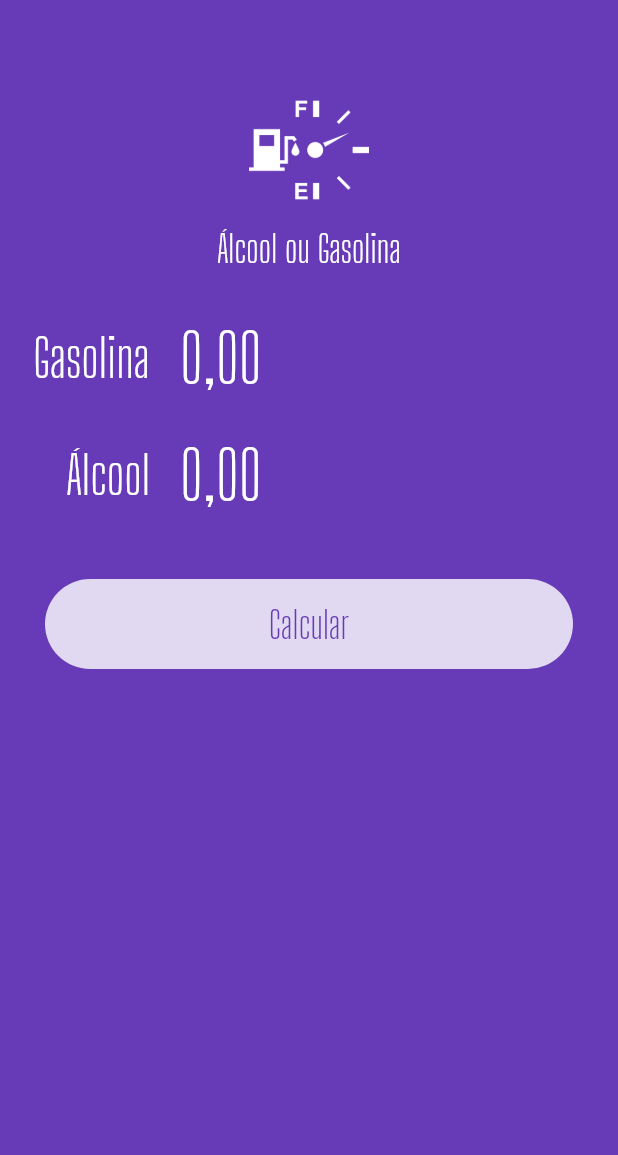
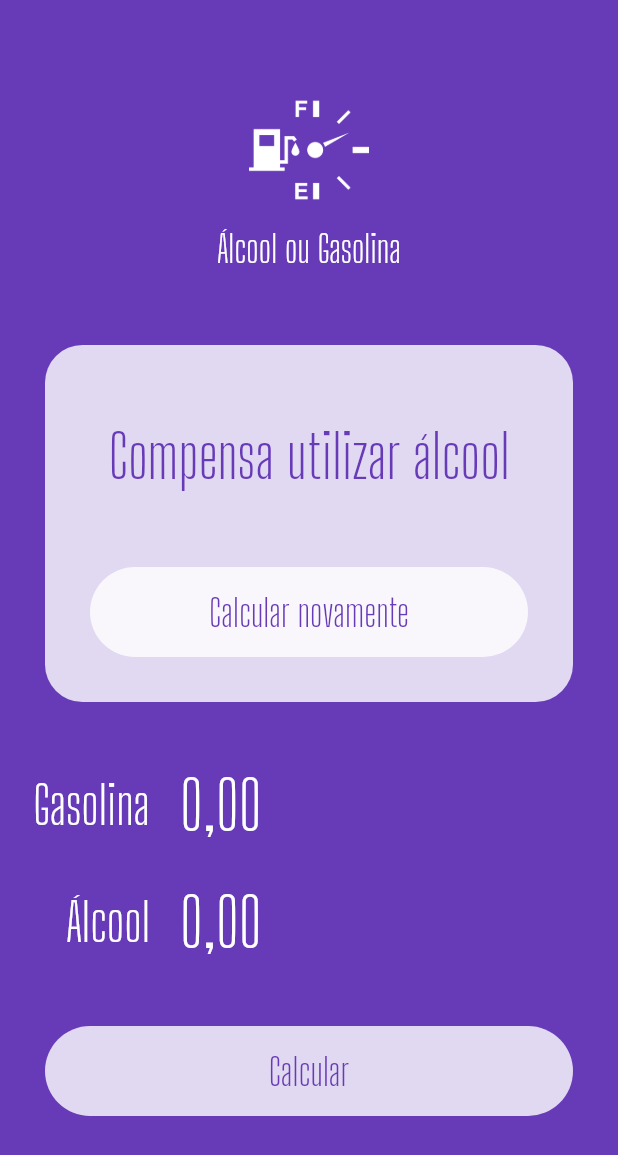
Before and after one commit to HaroldBeyer/Flutter_Alcool_ou_Gasolina, a Flutter app: the screen it shows after launch, on a phone screen of 412 x 824 dp. Shown: the top 1155 px of the screen. Run offline on Flutter 3.47's test engine with Material 2 defaults, Android fonts, the phone set to English and light mode, and no system bars; our stand-ins replace flutter_masked_text.

Commit message:
Exibindo o resultado

```diff
--- a/lib/main.dart
+++ b/lib/main.dart
@@ -30,6 +30,51 @@ class HomePage extends StatelessWidget {
       body: ListView(
         children: <Widget>[
           Logo(),
+          Container(
+            margin: EdgeInsets.all(30),
+            decoration: BoxDecoration(
+              color: Colors.white.withOpacity(0.8),
+              borderRadius: BorderRadius.circular(25),
+            ),
+            child: Column(
+              children: <Widget>[
+                SizedBox(
+                  height: 50,
+                ),
+                Text(
+                  "Compensa utilizar álcool",
+                  style: TextStyle(
+                      color: Theme.of(context).primaryColor,
+                      fontSize: 40,
+                      fontFamily: "Big Shoulders Display"),
+                  textAlign: TextAlign.center,
+                ),
+                SizedBox(
+                  height: 20,
+                ),
+                Container(
+                  margin: EdgeInsets.all(30),
+                  height: 60,
+                  width: double.infinity,
+                  decoration: BoxDecoration(
+                      color: Colors.white.withOpacity(0.8),
+                      borderRadius: BorderRadius.circular(60)),
+                  child: FlatButton(
+                    child: Text(
+                      "Calcular novamente",
+                      style: TextStyle(
+                          color: Theme.of(context).primaryColor,
+                          fontSize: 25,
+                          fontFamily: "Big Shoulders Display"),
+                    ),
+                    onPressed: () {
+                      print("Apertou...");
+                    },
+                  ),
+                )
+              ],
+            ),
+          ),
           Input(
             ctrl: gasCtrl,
             label: "Gasolina",
```
